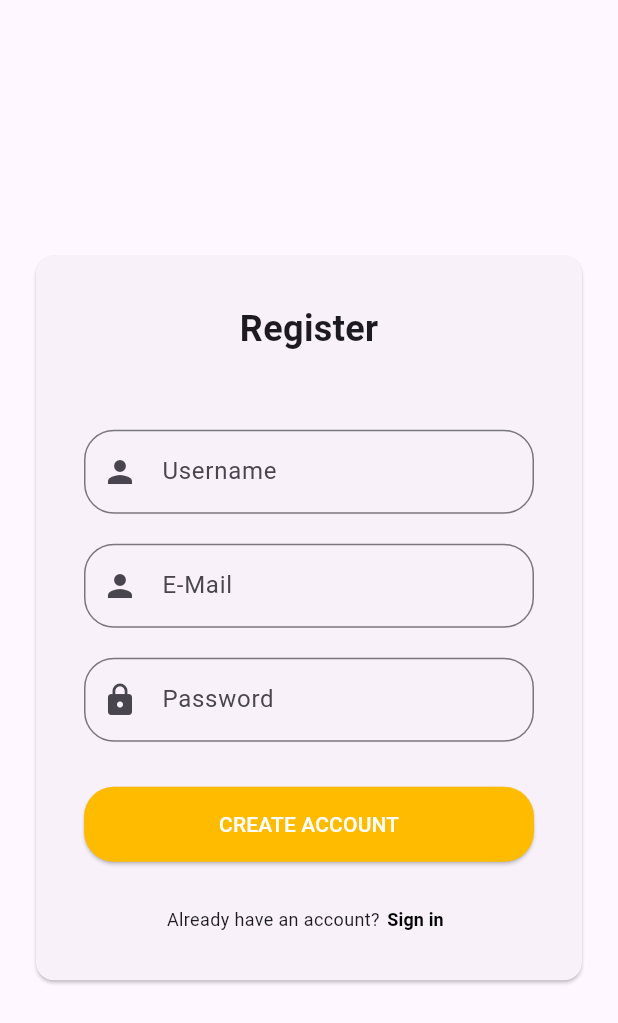
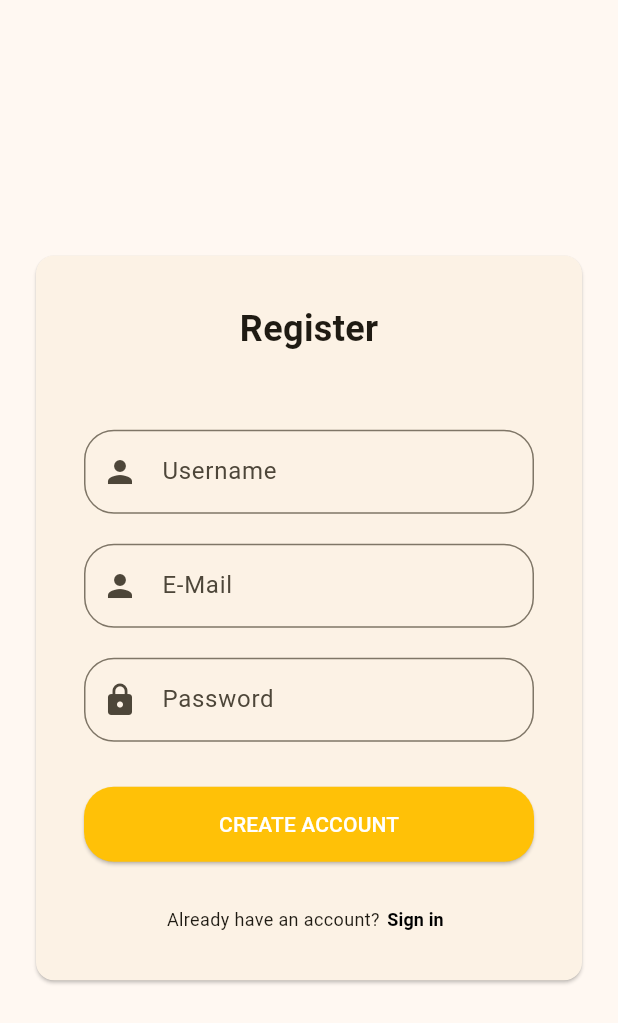
Before and after one commit to Coxtels/InfiniteVerse, a Flutter app: the screen it shows after launch, after a tap on "Register", on a phone screen of 412 x 824 dp. Shown: the top 1023 px of the screen. Run offline on Flutter 3.47's test engine with Material 3 defaults, Android fonts, the phone set to English and light mode, and no system bars; our stand-ins replace font_awesome_flutter.

Commit message:
style: update seedColor and button color

```diff
--- a/lib/login_page.dart
+++ b/lib/login_page.dart
@@ -26,14 +26,14 @@ class _LoginPageState extends State<LoginPage> {
                 child: Column(
                   mainAxisSize: MainAxisSize.min,
                   children: [
-                    Text(
+                    const Text(
                       "Login",
                       style: TextStyle(
                         fontSize: 24,
                         fontWeight: FontWeight.bold,
                       ),
                     ),
-                    Text("You must login to continue!"),
+                    const Text("You must login to continue!"),
 
                     const SizedBox(height: 50),
 
@@ -72,12 +72,7 @@ class _LoginPageState extends State<LoginPage> {
                           print("Tombol di tekan!");
                         },
                         style: ElevatedButton.styleFrom(
-                          backgroundColor: const Color.fromARGB(
-                            255,
-                            255,
-                            187,
-                            0,
-                          ),
+                          backgroundColor: Colors.amber,
                           foregroundColor: Colors.white,
                           shape: RoundedRectangleBorder(
                             borderRadius: BorderRadius.circular(20),
@@ -110,6 +105,14 @@ class _LoginPageState extends State<LoginPage> {
                               visualDensity: const VisualDensity(
                                 horizontal: -4,
                               ),
+                              // fillColor: WidgetStateProperty.resolveWith<Color>(
+                              //   (states) {
+                              //     if (states.contains(WidgetState.selected)) {
+                              //       return Colors.amber;
+                              //     }
+                              //     return Colors.white;
+                              //   },
+                              // ),
                             ),
                             const Text(
                               "Remember Me",
--- a/lib/main.dart
+++ b/lib/main.dart
@@ -14,7 +14,7 @@ class MyApp extends StatelessWidget {
       debugShowCheckedModeBanner: false,
       title: 'InfiniteVerse',
       theme: ThemeData(
-        colorScheme: ColorScheme.fromSeed(seedColor: Colors.deepPurple),
+        colorScheme: ColorScheme.fromSeed(seedColor: Colors.amber),
       ),
       home: const LoginPage(),
     );
--- a/lib/register_page.dart
+++ b/lib/register_page.dart
@@ -69,7 +69,7 @@ class RegisterPage extends StatelessWidget {
                     child: ElevatedButton(
                       onPressed: () {},
                       style: ElevatedButton.styleFrom(
-                        backgroundColor: const Color.fromARGB(255, 255, 187, 0),
+                        backgroundColor: Colors.amber,
                         foregroundColor: Colors.white,
                         shape: RoundedRectangleBorder(
                           borderRadius: BorderRadius.circular(20),
```
